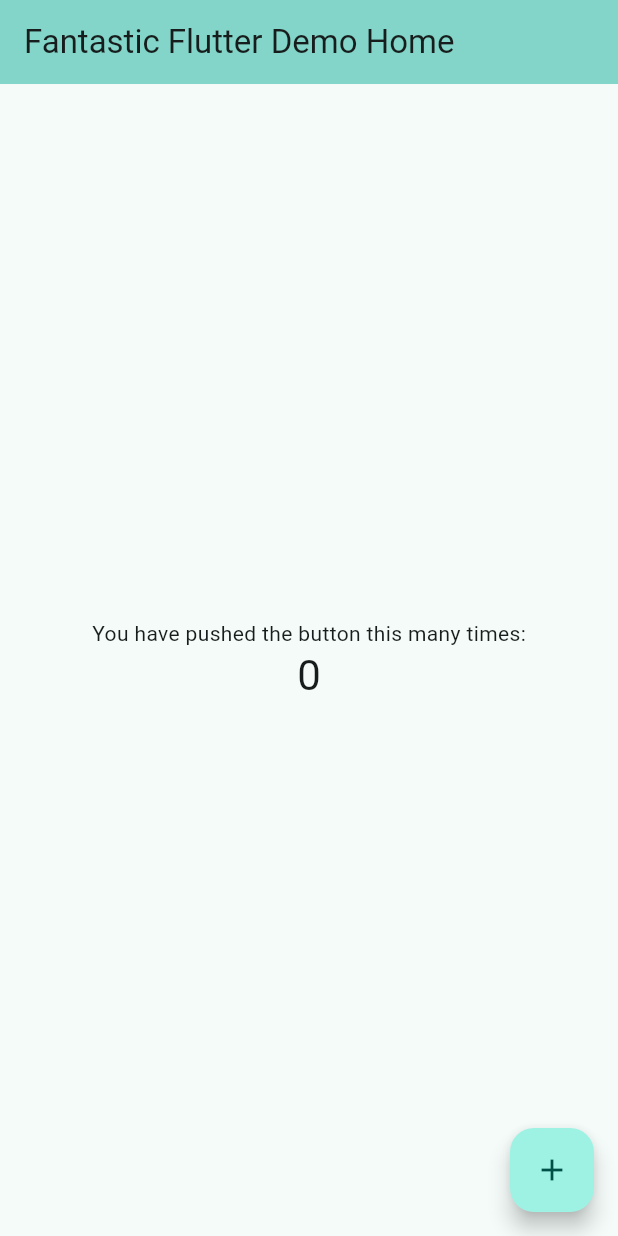
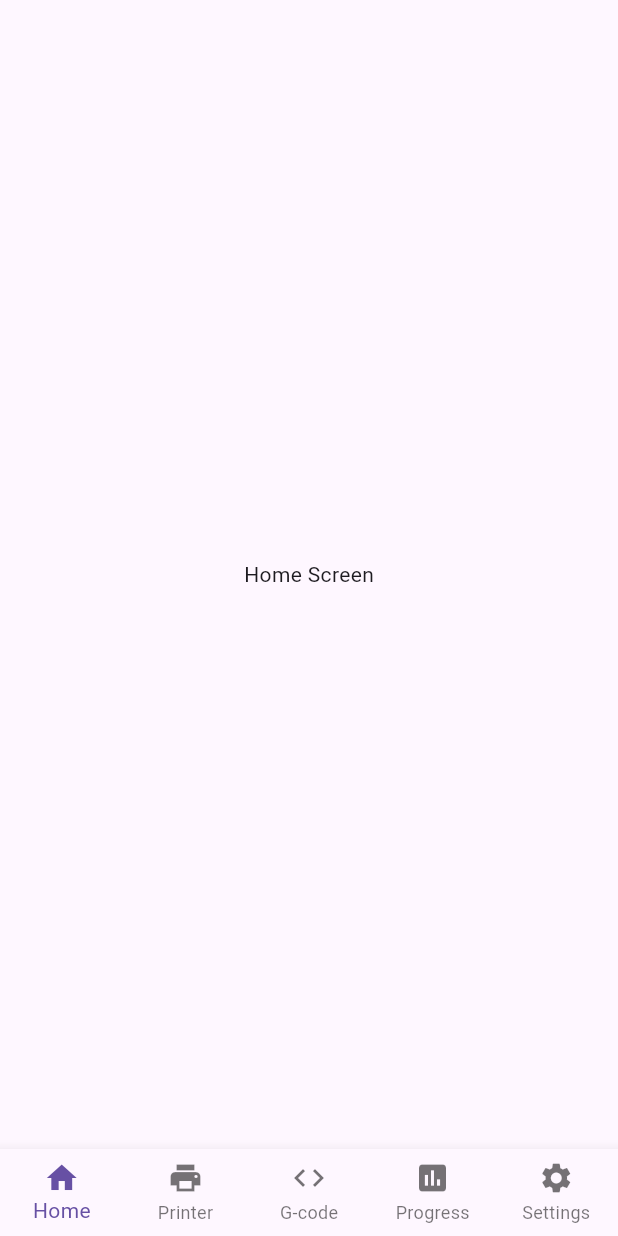
Before and after one commit to Githarold/juicyMIE, a Flutter app: the screen it shows after launch, on a phone screen of 412 x 824 dp. Run offline on Flutter 3.47's test engine with Material 3 defaults, Android fonts, the phone set to English and light mode, and no system bars.

Commit message:
build default structure

```diff
--- a/lib/main.dart
+++ b/lib/main.dart
@@ -1,116 +1,85 @@
 import 'package:flutter/material.dart';
+import 'screens/home_screen.dart';
+import 'screens/settings_screen.dart';
+import 'screens/printer_connection_screen.dart';
+import 'screens/gcode_management_screen.dart';
+import 'screens/print_progress_screen.dart';
 
 void main() {
-  runApp(const MyApp());
+  runApp(const PrinterControlApp());
 }
 
-class MyApp extends StatelessWidget {
-  const MyApp({super.key});
+class PrinterControlApp extends StatelessWidget {
+  const PrinterControlApp({super.key});
 
-  // This widget is the root of your application.
   @override
   Widget build(BuildContext context) {
     return MaterialApp(
-      title: 'Awesome Flutter Demo',
+      title: '3D Printer Control',
       theme: ThemeData(
-        colorScheme: ColorScheme.fromSeed(seedColor: Colors.teal),
-        useMaterial3: true,
-        fontFamily: 'Roboto',
+        primarySwatch: Colors.blue,
+        visualDensity: VisualDensity.adaptivePlatformDensity,
       ),
-      home: const MyHomePage(title: 'Fantastic Flutter Demo Home'),
-      debugShowCheckedModeBanner: false,
-      darkTheme: ThemeData.dark().copyWith(
-        colorScheme: ColorScheme.fromSeed(seedColor: Colors.tealAccent, brightness: Brightness.dark),
-      ),
-      themeMode: ThemeMode.system,
+      home: const MainScreen(),
     );
   }
 }
 
-class MyHomePage extends StatefulWidget {
-  const MyHomePage({super.key, required this.title});
-
-  // This widget is the home page of your application. It is stateful, meaning
-  // that it has a State object (defined below) that contains fields that affect
-  // how it looks.
-
-  // This class is the configuration for the state. It holds the values (in this
-  // case the title) provided by the parent (in this case the App widget) and
-  // used by the build method of the State. Fields in a Widget subclass are
-  // always marked "final".
-
-  final String title;
+class MainScreen extends StatefulWidget {
+  const MainScreen({super.key});
 
   @override
-  State<MyHomePage> createState() => _MyHomePageState();
+  State<MainScreen> createState() => _MainScreenState();
 }
 
-class _MyHomePageState extends State<MyHomePage> {
-  int _counter = 0;
+class _MainScreenState extends State<MainScreen> {
+  int _selectedIndex = 0;
 
-  void _incrementCounter() {
+  static const List<Widget> _screens = <Widget>[
+    HomeScreen(),
+    PrinterConnectionScreen(),
+    GCodeManagementScreen(),
+    PrintProgressScreen(),
+    SettingsScreen(),
+  ];
+
+  void _onItemTapped(int index) {
     setState(() {
-      // This call to setState tells the Flutter framework that something has
-      // changed in this State, which causes it to rerun the build method below
-      // so that the display can reflect the updated values. If we changed
-      // _counter without calling setState(), then the build method would not be
-      // called again, and so nothing would appear to happen.
-      _counter++;
+      _selectedIndex = index;
     });
   }
 
   @override
   Widget build(BuildContext context) {
-    // This method is rerun every time setState is called, for instance as done
-    // by the _incrementCounter method above.
-    //
-    // The Flutter framework has been optimized to make rerunning build methods
-    // fast, so that you can just rebuild anything that needs updating rather
-    // than having to individually change instances of widgets.
     return Scaffold(
-      appBar: AppBar(
-        // TRY THIS: Try changing the color here to a specific color (to
-        // Colors.amber, perhaps?) and trigger a hot reload to see the AppBar
-        // change color while the other colors stay the same.
-        backgroundColor: Theme.of(context).colorScheme.inversePrimary,
-        // Here we take the value from the MyHomePage object that was created by
-        // the App.build method, and use it to set our appbar title.
-        title: Text(widget.title),
+      body: _screens.elementAt(_selectedIndex),
+      bottomNavigationBar: BottomNavigationBar(
+        items: const <BottomNavigationBarItem>[
+          BottomNavigationBarItem(
+            icon: Icon(Icons.home),
+            label: 'Home',
+          ),
+          BottomNavigationBarItem(
+            icon: Icon(Icons.print),
+            label: 'Printer',
+          ),
+          BottomNavigationBarItem(
+            icon: Icon(Icons.code),
+            label: 'G-code',
+          ),
+          BottomNavigationBarItem(
+            icon: Icon(Icons.assessment),
+            label: 'Progress',
+          ),
+          BottomNavigationBarItem(
+            icon: Icon(Icons.settings),
+            label: 'Settings',
+          ),
+        ],
+        currentIndex: _selectedIndex,
+        onTap: _onItemTapped,
+        type: BottomNavigationBarType.fixed,
       ),
-      body: Center(
-        // Center is a layout widget. It takes a single child and positions it
-        // in the middle of the parent.
-        child: Column(
-          // Column is also a layout widget. It takes a list of children and
-          // arranges them vertically. By default, it sizes itself to fit its
-          // children horizontally, and tries to be as tall as its parent.
-          //
-          // Column has various properties to control how it sizes itself and
-          // how it positions its children. Here we use mainAxisAlignment to
-          // center the children vertically; the main axis here is the vertical
-          // axis because Columns are vertical (the cross axis would be
-          // horizontal).
-          //
-          // TRY THIS: Invoke "debug painting" (choose the "Toggle Debug Paint"
-          // action in the IDE, or press "p" in the console), to see the
-          // wireframe for each widget.
-          mainAxisAlignment: MainAxisAlignment.center,
-          children: <Widget>[
-            const Text(
-              'You have pushed the button this many times:',
-            ),
-            Text(
-              '$_counter',
-              style: Theme.of(context).textTheme.headlineMedium,
-            ),
-          ],
-        ),
-      ),
-      floatingActionButton: FloatingActionButton(
-        onPressed: _incrementCounter,
-        tooltip: 'Increment',
-        child: const Icon(Icons.add),
-      ), // This trailing comma makes auto-formatting nicer for build methods.
     );
   }
 }
--- /dev/null
+++ b/lib/screens/home_screen.dart
@@ -0,0 +1,12 @@
+import 'package:flutter/material.dart';
+
+class HomeScreen extends StatelessWidget {
+  const HomeScreen({Key? key}) : super(key: key);
+
+  @override
+  Widget build(BuildContext context) {
+    return const Center(
+      child: Text('Home Screen'),
+    );
+  }
+}
```
Also changed, not shown: lib/screens/gcode_management_screen.dart (added, +46 -0 lines), lib/screens/print_progress_screen.dart (added, +98 -0 lines), lib/screens/printer_connection_screen.dart (added, +54 -0 lines), lib/screens/settings_screen.dart (added, +12 -0 lines), 1 other file.
